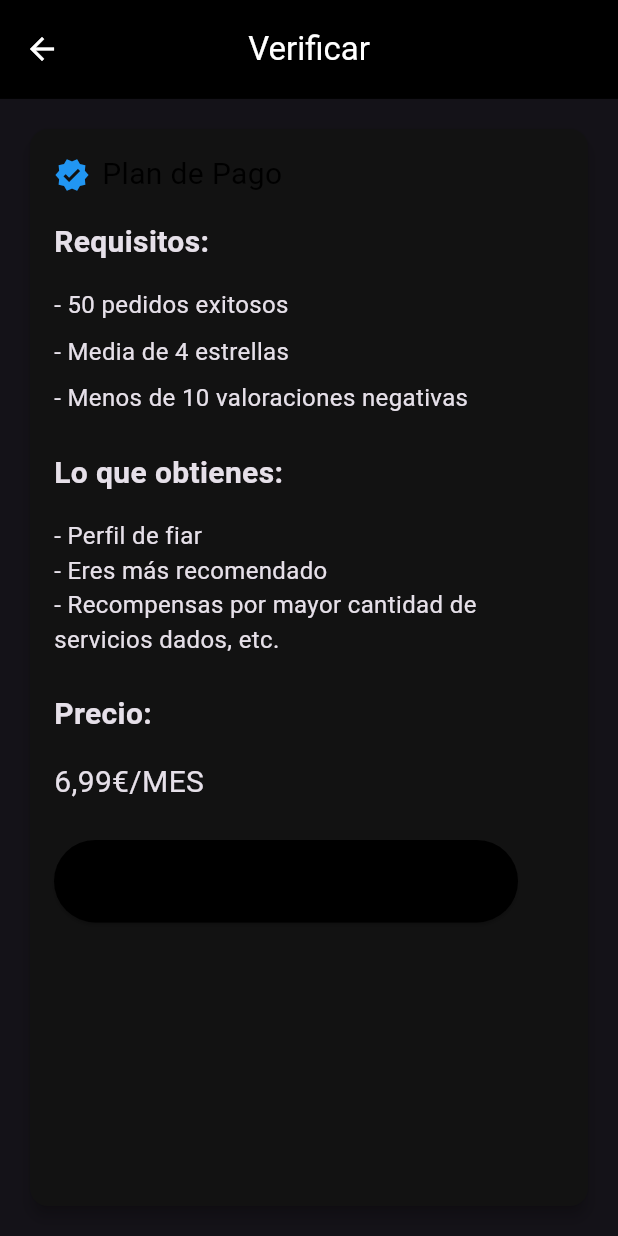
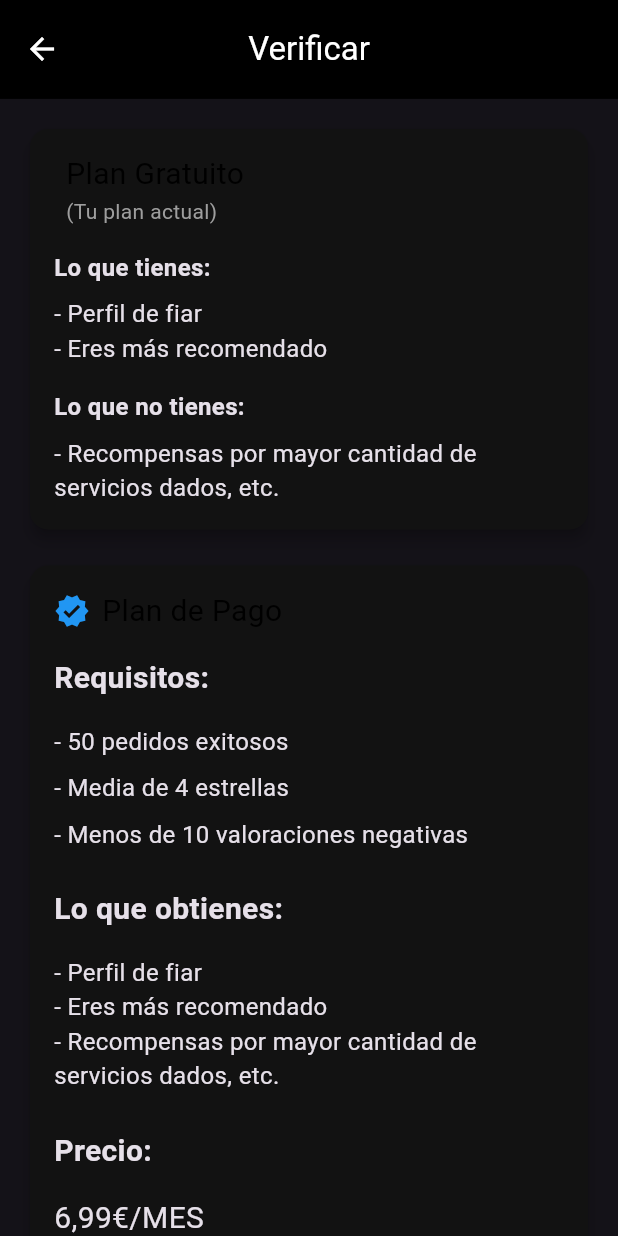
Before and after one commit to amsteradri/Nearvice, a Flutter app: the VerifyUserPage screen opened directly, on a phone screen of 412 x 824 dp. Run offline on Flutter 3.47's test engine with Material 3 defaults, Android fonts, the phone set to English and light mode, and no system bars; our stand-ins replace flutter_map, flutter_svg, latlong2, table_calendar.

Commit message:
Fixed verify user page, need to change button text color on both verify pages

```diff
--- a/lib/verify_user.dart
+++ b/lib/verify_user.dart
@@ -11,9 +11,13 @@ class VerifyUserPage extends StatelessWidget {
         centerTitle: true,
         backgroundColor: Colors.black,
       ),
-      body: Padding(
+      body: SingleChildScrollView(
+        child: Padding(
           padding: const EdgeInsets.all(16.0),
-        child: Card(
+          child: Column(
+            crossAxisAlignment: CrossAxisAlignment.start,
+            children: [
+              Card(
                 elevation: 4,
                 child: Padding(
                   padding: const EdgeInsets.all(16.0),
@@ -22,7 +26,61 @@ class VerifyUserPage extends StatelessWidget {
                     children: [
                       Row(
                         children: [
-                    Icon(Icons.verified, color: Colors.blue), // Icono de verificado
+                          SizedBox(width: 8), // Espaciado entre el icono y el texto
+                          Column(
+                            crossAxisAlignment: CrossAxisAlignment.start,
+                            children: [
+                              Text('Plan Gratuito', style: TextStyle(color: Colors.black, fontSize: 20)), // Título
+                              Text('(Tu plan actual)', style: TextStyle(color: Colors.grey)),
+                            ],
+                          ),
+                        ],
+                      ),
+                      SizedBox(height: 16),
+                      Text(
+                        'Lo que tienes:',
+                        style: TextStyle(
+                          fontSize: 16,
+                          fontWeight: FontWeight.bold,
+                        ),
+                      ),
+                      SizedBox(height: 8),
+                      Text(
+                        '- Perfil de fiar',
+                        style: TextStyle(fontSize: 16),
+                      ),
+                      Text(
+                        '- Eres más recomendado',
+                        style: TextStyle(fontSize: 16),
+                      ),
+                      SizedBox(height: 16),
+                      Text(
+                        'Lo que no tienes:',
+                        style: TextStyle(
+                          fontSize: 16,
+                          fontWeight: FontWeight.bold,
+                        ),
+                      ),
+                      SizedBox(height: 8),
+                      Text(
+                        '- Recompensas por mayor cantidad de servicios dados, etc.',
+                        style: TextStyle(fontSize: 16),
+                      ),
+                    ],
+                  ),
+                ),
+              ),
+              SizedBox(height: 16),
+              Card(
+                elevation: 4,
+                child: Padding(
+                  padding: const EdgeInsets.all(16.0),
+                  child: Column(
+                    crossAxisAlignment: CrossAxisAlignment.start,
+                    children: [
+                      Row(
+                        children: [
+                          Icon(Icons.verified, color: Colors.blue), // Icono de verificado (plan de pago)
                           SizedBox(width: 8), // Espaciado entre el icono y el texto
                           Text('Plan de Pago', style: TextStyle(color: Colors.black, fontSize: 20)), // Título
                         ],
@@ -102,6 +160,9 @@ class VerifyUserPage extends StatelessWidget {
                   ),
                 ),
               ),
+            ],
+          ),
+        ),
       ),
     );
   }
```
Lines whose indentation alone changed are shown as unchanged.
